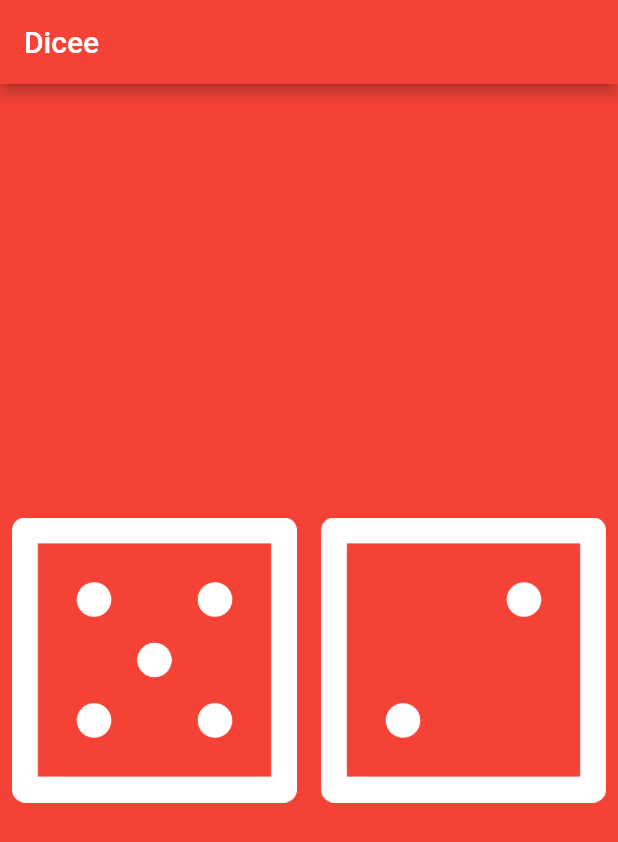
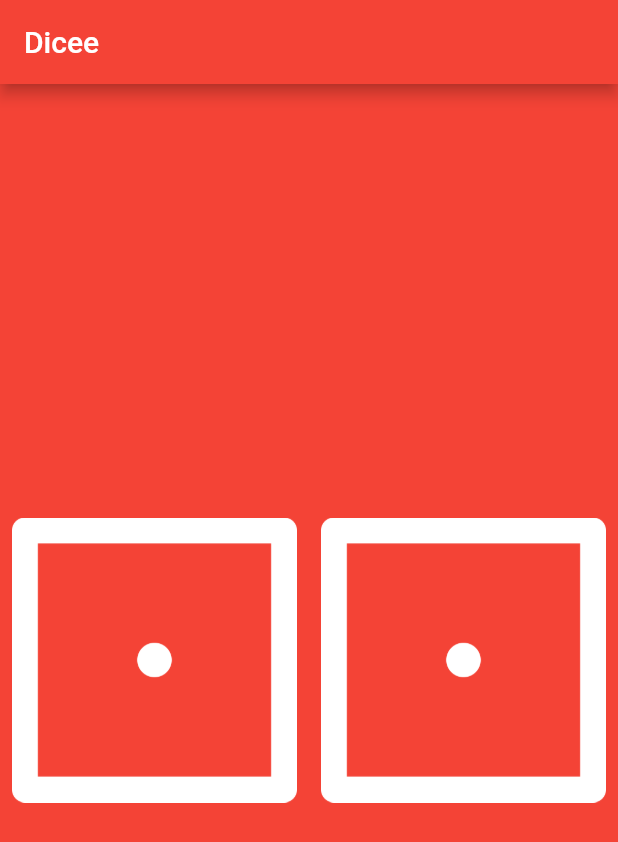
Before and after one commit to aderonkeakinyemi/Dicee, a Flutter app: the screen it shows after launch, on a phone screen of 412 x 824 dp. Shown: the top 842 px of the screen. Run offline on Flutter 3.47's test engine with Material 2 defaults, Android fonts, the phone set to English and light mode, and no system bars.

Commit message:
completed application is here

```diff
--- a/lib/main.dart
+++ b/lib/main.dart
@@ -1,4 +1,5 @@
 import 'package:flutter/material.dart';
+import 'dart:math';
 
 void main() {
   runApp(MaterialApp(
@@ -8,32 +9,49 @@ void main() {
         title: Text('Dicee'),
         backgroundColor: Colors.red,
       ),
-      body: Dicee(),
+      body: DiceApp(),
     ),
   ));
 }
 
-class Dicee extends StatelessWidget {
+class DiceApp extends StatefulWidget {
+  @override
+  _DiceAppState createState() => _DiceAppState();
+}
+
+class _DiceAppState extends State<DiceApp> {
+  var rNumber = new Random();
+  int LimgNumber = 1;
+  int RimgNumber = 1;
+
+  void rollDice() {
+    setState(() {
+      LimgNumber = rNumber.nextInt(6) + 1;
+      RimgNumber = rNumber.nextInt(6) + 1;
+    });
+  }
+
   @override
   Widget build(BuildContext context) {
-    var imgNumber = 5;
     return Center(
       child: Row(
         children: [
           Expanded(
             child: TextButton(
               onPressed: () {
+                rollDice();
                 print('Clicked on the first Object');
               },
-              child: Image.asset('images/dice$imgNumber.png'),
+              child: Image.asset('images/dice$LimgNumber.png'),
             ),
           ),
           Expanded(
             child: TextButton(
               onPressed: () {
+                rollDice();
                 print('Clicked on the second element');
               },
-              child: Image.asset('images/dice2.png'),
+              child: Image.asset('images/dice$RimgNumber.png'),
             ),
           ),
         ],
```
